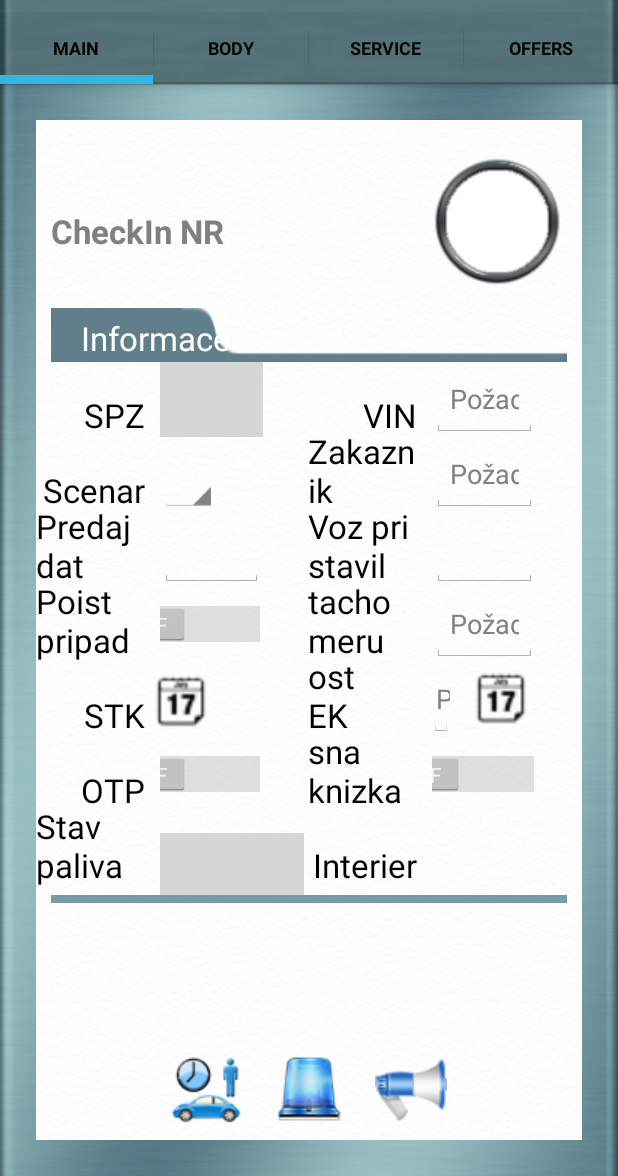
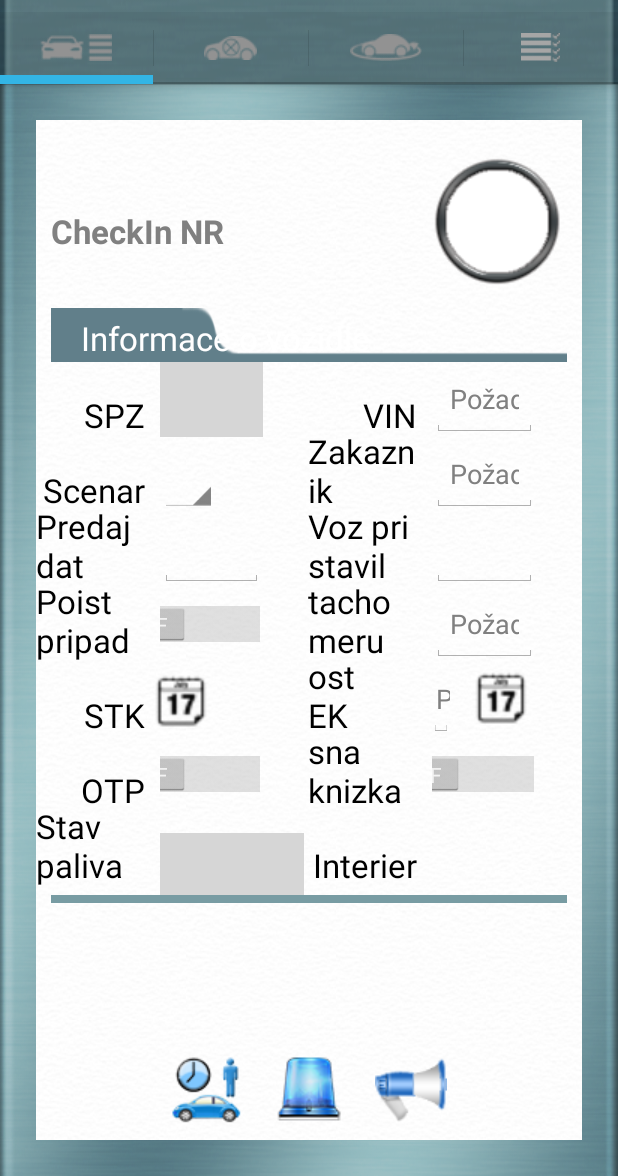
Before and after one commit to xkubow/PortableCheckIn2, an Android app: the FragmentPagerActivity screen opened directly, with no data from a screen before it, on a phone screen of 412 x 824 dp, the part 60-1236 px from its top. Run offline under Robolectric (Android 15) with nearby library versions, the phone set to English and light mode, and no system bars; 1 statement that could not run was skipped; grey boxes are pictures that could not be loaded.

Commit message:
upravy pre basegrid

```diff
--- a/app/src/main/java/cz/tsystems/base/FragmentPagerActivity.java
+++ b/app/src/main/java/cz/tsystems/base/FragmentPagerActivity.java
@@ -41,7 +41,7 @@ public class FragmentPagerActivity extends FragmentActivity implements TabListen
 		public void onReceive(Context context, Intent intent) {
 
 			theFragment = (BaseFragment) theFragments.get(getActionBar().getSelectedTab().getPosition());
-			Log.d("FRAGMENT", theFragment.getClass().getSimpleName());
+//			Log.d("FRAGMENT", theFragment.getClass().getSimpleName());
 			theFragment.showData(intent);
 		}
 	};
@@ -65,10 +65,10 @@ public class FragmentPagerActivity extends FragmentActivity implements TabListen
 		theFragments.add(new ServiceActivity());
 		theFragments.add(new OffersActivity());
 
-		actionBar.addTab(actionBar.newTab().setText("Main").setTabListener(this));
-		actionBar.addTab(actionBar.newTab().setText("Body").setTabListener(this));
-		actionBar.addTab(actionBar.newTab().setText("Service").setTabListener(this));
-		actionBar.addTab(actionBar.newTab().setText("Offers").setTabListener(this));
+		actionBar.addTab(actionBar.newTab().setTabListener(this).setIcon(R.drawable.car_icon_riadky2));
+		actionBar.addTab(actionBar.newTab().setTabListener(this).setIcon(R.drawable.car_icon_body2));
+		actionBar.addTab(actionBar.newTab().setTabListener(this).setIcon(R.drawable.car_icon_sipka2));
+		actionBar.addTab(actionBar.newTab().setTabListener(this).setIcon(R.drawable.car_icon_nabidka2));
 
 	}
 
--- a/app/src/main/java/cz/tsystems/portablecheckin/MainActivity.java
+++ b/app/src/main/java/cz/tsystems/portablecheckin/MainActivity.java
@@ -324,28 +324,11 @@ public class MainActivity extends BaseFragment {
 
 	private void showPlanZakazky() {
 
-/*        final AlertDialog.Builder b = new AlertDialog.Builder(new ContextThemeWrapper(getActivity(), R.style.AlertDialogCustom));
-
-        View v = getActivity().getLayoutInflater().inflate(R.layout.activity_title_bar, null);
-        ((TextView)v.findViewById(R.id.lblTitle)).setText(getActivity().getResources().getText(R.string.naplanovane_zakazky));
-        b.setCustomTitle(v);
-
-	    final List<DMPlannedOrder> planedOrderList = ((PortableCheckin)getActivity().getApplicationContext()).getPlanZakazk();
-		PlannedOrderAdapter plannedOrderAdapter = new PlannedOrderAdapter(
-				getActivity(), android.R.layout.simple_list_item_1,
-				planedOrderList);
-
-		LinearLayout layout = new LinearLayout(getActivity());
-		layout.setGravity(Gravity.LEFT|Gravity.TOP);
-		layout.setOrientation(LinearLayout.VERTICAL);
-        int sdk = android.os.Build.VERSION.SDK_INT;
-        if(sdk < android.os.Build.VERSION_CODES.JELLY_BEAN) {
-            layout.setBackgroundDrawable(getActivity().getResources().getDrawable(R.drawable.content_background));
-        } else {
-            layout.setBackground(getActivity().getResources().getDrawable(R.drawable.content_background));
-        }
-
-	    ViewGroup view = (ViewGroup) getActivity().getLayoutInflater().inflate( R.layout.item_planned_order, null );
+        final BaseGrid baseGrid = new BaseGrid(getActivity()) {
+            @Override
+            public View getCaptionView()
+            {
+                View view = getActivity().getLayoutInflater().inflate(R.layout.item_planned_order, null);
                 view.setBackgroundColor(getActivity().getResources().getColor(R.color.grid_caption));
                 ((TextView)view.findViewById(R.id.lbldataSource)).setText(getActivity().getResources().getText(R.string.data_source));
                 ((TextView)view.findViewById(R.id.lblPlannedOrderStatus)).setText(getActivity().getResources().getText(R.string.Status));
@@ -353,14 +336,16 @@ public class MainActivity extends BaseFragment {
                 ((TextView)view.findViewById(R.id.lblVehicleDescription)).setText(getActivity().getResources().getText(R.string.Vozidlo));
                 ((TextView)view.findViewById(R.id.lblCustomerLabel)).setText(getActivity().getResources().getText(R.string.Zakaznik));
                 ((TextView)view.findViewById(R.id.lblPlannedOrderNo)).setText(getActivity().getResources().getText(R.string.plan_zak_cis));
-        layout.addView(view);
 
-		ListView listView = new ListView(getActivity());
+                return  view;
+            }
+
+            @Override
+            public void setListView(ListView listView) {
+                final List<DMPlannedOrder> planedOrderList = ((PortableCheckin)getActivity().getApplicationContext()).getPlanZakazk();
+                PlannedOrderAdapter plannedOrderAdapter = new PlannedOrderAdapter( getActivity(), R.layout.item_planned_order, planedOrderList);
                 listView.setAdapter(plannedOrderAdapter);
-		layout.addView(listView);
-	    final AlertDialog d = b.setView(layout).create();
-	    */
-/*
+
                 listView.setOnItemClickListener(new OnItemClickListener() {
 
                     @Override
@@ -378,20 +363,15 @@ public class MainActivity extends BaseFragment {
                             msgIntent.putExtra("licenseTag", plannedOrder.license_tag);
                         app.showProgrssDialog(getActivity());
                         getActivity().startService(msgIntent);
-				d.dismiss();
+                        dismiss();
                     }
                 });
-		*/
-        BaseGrid d = new BaseGrid(getActivity());
-	    WindowManager.LayoutParams lp = new WindowManager.LayoutParams();
-	    lp.copyFrom(d.getWindow().getAttributes());
-	    lp.width = WindowManager.LayoutParams.MATCH_PARENT;
-	    lp.height = WindowManager.LayoutParams.MATCH_PARENT;
+            }
+        };
+        baseGrid.setTitle(getActivity().getResources().getText(R.string.historia_vozu));
 	    app.dismisProgressDialog();
 
-        d.show();
-	    d.getWindow().setAttributes(lp);
-
+        baseGrid.show();
 	}
 
 	private void showPalivoTypPicker()
--- a/app/src/main/res/values/styles.xml
+++ b/app/src/main/res/values/styles.xml
@@ -34,8 +34,4 @@
 		<item name="android:background">@drawable/alu_navigation</item>
     </style>
 
-    <style name="AlertDialogCustom" parent="@android:style/Theme.Holo.Light">
-
-    </style>
-
 </resources>
```
Also changed, not shown: app/src/main/java/cz/tsystems/base/BaseGrid.java (+21 -11 lines), app/src/main/java/cz/tsystems/base/BaseMenu.java (+79 -82 lines), app/src/main/java/cz/tsystems/portablecheckin/item_unit.java (deleted, +0 -39 lines), app/src/main/java/cz/tsystems/portablecheckin/title_bar.java (deleted, +0 -39 lines), app/src/main/res/layout/activity_base_grd.xml (+4 -3 lines), 3 other files. Lines whose indentation alone changed are shown as unchanged.
